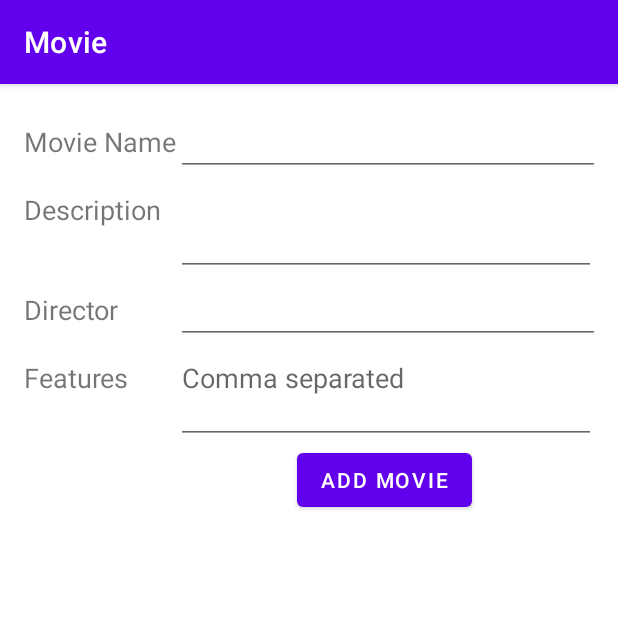
After one commit to Drobarov12/mpip, an Android app: the fragment AddNewMovieFragment placed in its activity, on a phone screen of 412 x 824 dp, the top half of it. The commit adds this screen. Run offline under Robolectric (Android 15) with nearby library versions, the phone set to English and light mode, and no system bars.

Commit message:
fragments + vm logic

```diff
--- a/LAB2_196124/app/src/main/java/com/example/movie/MainActivity.kt
+++ b/LAB2_196124/app/src/main/java/com/example/movie/MainActivity.kt
@@ -2,10 +2,24 @@ package com.example.movie
 
 import androidx.appcompat.app.AppCompatActivity
 import android.os.Bundle
+import androidx.fragment.app.commit
+import androidx.lifecycle.ViewModelProvider
+import com.example.movie.fragments.MovieListFragment
+import com.example.movie.viewModels.MovieViewModel
 
 class MainActivity : AppCompatActivity() {
+    private lateinit var viewModel: MovieViewModel
     override fun onCreate(savedInstanceState: Bundle?) {
         super.onCreate(savedInstanceState)
         setContentView(R.layout.activity_main)
+        viewModel = ViewModelProvider(this).get(MovieViewModel::class.java)
+
+        if(savedInstanceState == null){
+            supportFragmentManager.commit {
+                replace(R.id.fragment_container_view, MovieListFragment())
+                setReorderingAllowed(true)
+//                addToBackStack(null)
+            }
+        }
     }
 }
--- /dev/null
+++ b/LAB2_196124/app/src/main/java/com/example/movie/MovieAdapter.kt
@@ -0,0 +1,39 @@
+package com.example.movie
+
+import android.view.LayoutInflater
+import android.view.View
+import android.view.ViewGroup
+import android.widget.TextView
+import androidx.recyclerview.widget.RecyclerView
+import com.example.movie.models.Movie
+
+class MovieAdapter(private val movies: MutableList<Movie>, private val clickListener: (Movie) -> Unit) : RecyclerView.Adapter<MovieAdapter.FilmViewHolder>() {
+
+    private var _movies: MutableList<Movie> = movies
+    class FilmViewHolder(view: View) : RecyclerView.ViewHolder(view) {
+        val idTextView: TextView = view.findViewById(R.id.idTextView)
+        val nameTextView: TextView = view.findViewById(R.id.nameTextView)
+        val directorTextView: TextView = view.findViewById(R.id.directorTextView)
+    }
+
+    fun updateMovies(newFilms: MutableList<Movie>) {
+        _movies = newFilms
+        notifyDataSetChanged()
+    }
+
+    override fun onCreateViewHolder(parent: ViewGroup, viewType: Int): FilmViewHolder {
+        val view = LayoutInflater.from(parent.context)
+            .inflate(R.layout.movie_item, parent, false)
+        return FilmViewHolder(view)
+    }
+
+    override fun onBindViewHolder(holder: FilmViewHolder, position: Int) {
+        val movie = _movies[position]
+        holder.idTextView.text = movie.id.toString()
+        holder.nameTextView.text = movie.name
+        holder.directorTextView.text = movie.director
+        holder.itemView.setOnClickListener { clickListener(movie) }
+    }
+
+    override fun getItemCount() = movies.size
+}
--- /dev/null
+++ b/LAB2_196124/app/src/main/java/com/example/movie/fragments/AddNewMovieFragment.kt
@@ -0,0 +1,55 @@
+package com.example.movie.fragments
+
+import android.os.Bundle
+import androidx.fragment.app.Fragment
+import android.view.LayoutInflater
+import android.view.View
+import android.view.ViewGroup
+import android.widget.Button
+import android.widget.EditText
+import androidx.fragment.app.commit
+import androidx.lifecycle.ViewModelProvider
+import com.example.movie.R
+import com.example.movie.models.Movie
+import com.example.movie.viewModels.MovieViewModel
+
+
+class AddNewMovieFragment : Fragment(R.layout.fragment_add_new_movie) {
+
+//    override fun onCreate(savedInstanceState: Bundle?) {
+//        super.onCreate(savedInstanceState)
+//
+//    }
+//
+//    override fun onCreateView(
+//        inflater: LayoutInflater, container: ViewGroup?,
+//        savedInstanceState: Bundle?
+//    ): View? {
+//        // Inflate the layout for this fragment
+//        return inflater.inflate(, container, false)
+//    }
+
+    override fun onViewCreated(view: View, savedInstanceState: Bundle?) {
+        super.onViewCreated(view, savedInstanceState)
+        val viewModel = ViewModelProvider(requireActivity()).get(MovieViewModel::class.java)
+        val btnSubmit = view.findViewById<Button>(R.id.btnSubmit)
+
+        btnSubmit.setOnClickListener {
+            val filmName = view.findViewById<EditText>(R.id.editMovieName).text.toString()
+            val description = view.findViewById<EditText>(R.id.editDescription).text.toString()
+            val director = view.findViewById<EditText>(R.id.editDirector).text.toString()
+            val features = view.findViewById<EditText>(R.id.editFeatures).text.toString().split(",")
+
+            val movie = Movie(viewModel.getData().size ,filmName, description, director, features)
+
+            viewModel.addMovie(movie)
+
+            parentFragmentManager.commit {
+                replace(R.id.fragment_container_view, MovieListFragment())
+                setReorderingAllowed(true)
+//                addToBackStack(null)
+            }
+        }
+
+    }
+}
--- /dev/null
+++ b/LAB2_196124/app/src/main/java/com/example/movie/fragments/MovieListFragment.kt
@@ -0,0 +1,63 @@
+package com.example.movie.fragments
+
+import android.os.Bundle
+import androidx.fragment.app.Fragment
+import android.view.View
+import android.widget.Button
+import androidx.fragment.app.activityViewModels
+import androidx.fragment.app.commit
+import androidx.lifecycle.Observer
+import androidx.lifecycle.ViewModelProvider
+import androidx.recyclerview.widget.LinearLayoutManager
+import androidx.recyclerview.widget.RecyclerView
+import com.example.movie.MovieAdapter
+import com.example.movie.R
+import com.example.movie.models.Movie
+import com.example.movie.viewModels.MovieViewModel
+
+class MovieListFragment : Fragment(R.layout.fragment_movie_list) {
+    private lateinit var btnAddMovie: Button
+
+    private lateinit var viewModel: MovieViewModel
+//    override fun onCreate(savedInstanceState: Bundle?) {
+//        super.onCreate(savedInstanceState)
+//    }
+
+//    override fun onCreateView(
+//        inflater: LayoutInflater, container: ViewGroup?,
+//        savedInstanceState: Bundle?
+//    ): View? {
+//    }
+
+    override fun onViewCreated(view: View, savedInstanceState: Bundle?) {
+        super.onViewCreated(view, savedInstanceState)
+        viewModel = ViewModelProvider(requireActivity()).get(MovieViewModel::class.java)
+        val recyclerView = view.findViewById<RecyclerView>(R.id.moviesRecyclerView)
+        recyclerView.layoutManager = LinearLayoutManager(context)
+        val adapter = MovieAdapter(viewModel.getData()){movie ->
+            onMovieClicked(movie)
+        }
+        recyclerView.adapter = adapter
+
+        viewModel.movies.observe(viewLifecycleOwner) {
+            adapter.updateMovies(it)
+        }
+
+        btnAddMovie = view.findViewById(R.id.btnAddMovie)
+        btnAddMovie.setOnClickListener {
+            parentFragmentManager.commit {
+                replace(R.id.fragment_container_view, AddNewMovieFragment())
+                setReorderingAllowed(true)
+                addToBackStack(null)
+            }
+        }
+    }
+
+    private fun onMovieClicked(movie: Movie) {
+        parentFragmentManager.commit {
+                replace(R.id.fragment_container_view, MovieDetailsFragment(movie))
+                setReorderingAllowed(true)
+                addToBackStack(null)
+            }
+    }
+}
--- /dev/null
+++ b/LAB2_196124/app/src/main/java/com/example/movie/viewModels/MovieViewModel.kt
@@ -0,0 +1,24 @@
+package com.example.movie.viewModels
+
+import androidx.lifecycle.LiveData
+import androidx.lifecycle.MutableLiveData
+import androidx.lifecycle.ViewModel
+import com.example.movie.models.Movie
+import com.example.movie.models.getAll
+
+class MovieViewModel : ViewModel() {
+    private val _movies = MutableLiveData<MutableList<Movie>>()
+    val movies: LiveData<MutableList<Movie>> = _movies
+    private var data: MutableList<Movie> = getAll() as MutableList<Movie>
+
+    fun getData() = data
+
+    fun setData(movies :MutableList<Movie>){
+        data = movies
+    }
+
+    fun addMovie(movie: Movie){
+        data.add(movie)
+        _movies.value = data
+    }
+}
--- a/LAB2_196124/app/src/main/res/layout/activity_main.xml
+++ b/LAB2_196124/app/src/main/res/layout/activity_main.xml
@@ -6,13 +6,10 @@
     android:layout_height="match_parent"
     tools:context=".MainActivity">
 
-    <TextView
-        android:layout_width="wrap_content"
-        android:layout_height="wrap_content"
-        android:text="Hello World!"
-        app:layout_constraintBottom_toBottomOf="parent"
-        app:layout_constraintEnd_toEndOf="parent"
-        app:layout_constraintStart_toStartOf="parent"
-        app:layout_constraintTop_toTopOf="parent" />
+    <androidx.fragment.app.FragmentContainerView
+        android:id="@+id/fragment_container_view"
+        android:layout_width="match_parent"
+        android:layout_height="match_parent">
 
+    </androidx.fragment.app.FragmentContainerView>
 </androidx.constraintlayout.widget.ConstraintLayout>
--- /dev/null
+++ b/LAB2_196124/app/src/main/res/layout/fragment_add_new_movie.xml
@@ -0,0 +1,87 @@
+<?xml version="1.0" encoding="utf-8"?>
+<FrameLayout xmlns:android="http://schemas.android.com/apk/res/android"
+    xmlns:tools="http://schemas.android.com/tools"
+    android:layout_width="match_parent"
+    android:layout_height="match_parent"
+    tools:context=".fragments.AddNewMovieFragment">
+
+    <GridLayout
+        android:layout_width="match_parent"
+        android:layout_height="wrap_content"
+        android:columnCount="2"
+        android:padding="16dp"
+        android:rowCount="5">
+
+        <!-- Film Name -->
+        <TextView
+            android:layout_width="wrap_content"
+            android:layout_height="wrap_content"
+            android:text="Movie Name"
+            android:textSize="18sp"/>
+        <EditText
+            android:id="@+id/editMovieName"
+            android:layout_width="match_parent"
+            android:layout_height="wrap_content"
+            android:layout_weight="1"
+            android:textSize="18sp"/>
+
+        <!-- Description -->
+        <TextView
+            android:layout_width="wrap_content"
+            android:layout_height="wrap_content"
+            android:text="Description"
+            android:textSize="18sp"/>
+
+        <EditText
+            android:id="@+id/editDescription"
+            android:layout_width="280dp"
+            android:layout_height="wrap_content"
+            android:layout_weight="1"
+            android:gravity="top|start"
+            android:inputType="textMultiLine"
+            android:maxLines="5"
+            android:minLines="2"
+            android:scrollbars="vertical" />
+
+        <!-- Director -->
+        <TextView
+            android:layout_width="wrap_content"
+            android:layout_height="wrap_content"
+            android:text="Director"
+            android:textSize="18sp"/>
+        <EditText
+            android:id="@+id/editDirector"
+            android:layout_width="match_parent"
+            android:layout_height="wrap_content"
+            android:layout_weight="1"
+            android:textSize="18sp"/>
+
+        <!-- Features -->
+        <TextView
+            android:layout_width="wrap_content"
+            android:layout_height="wrap_content"
+            android:text="Features"
+            android:textSize="18sp"/>
+        <EditText
+            android:id="@+id/editFeatures"
+            android:layout_width="280dp"
+            android:layout_height="wrap_content"
+            android:layout_weight="1"
+            android:hint="Comma separated"
+            android:gravity="top|start"
+            android:inputType="textMultiLine"
+            android:maxLines="5"
+            android:minLines="2"
+            android:scrollbars="vertical"/>
+
+        <!-- Submit Button -->
+        <Button
+            android:id="@+id/btnSubmit"
+            android:layout_width="wrap_content"
+            android:layout_height="wrap_content"
+            android:text="Add Movie"
+            android:layout_columnSpan="2"
+            android:layout_gravity="center" />
+    </GridLayout>
+
+</FrameLayout>
--- a/LAB2_196124/app/src/main/res/values/strings.xml
+++ b/LAB2_196124/app/src/main/res/values/strings.xml
@@ -1,3 +1,7 @@
 <resources>
     <string name="app_name">Movie</string>
+    <!-- TODO: Remove or change this placeholder text -->
+    <string name="hello_blank_fragment">Hello blank fragment</string>
+    <string name="hello_form_details_fragment">Hello from details fragment</string>
+    <string name="moviews_list_fragment">Movies list fragment</string>
 </resources>
```
Also changed, not shown: LAB2_196124/app/build.gradle (+9 -2 lines), LAB2_196124/app/src/main/java/com/example/movie/fragments/MovieDetailsFragment.kt (added, +48 -0 lines), LAB2_196124/app/src/main/res/layout/fragment_movie_details.xml (added, +78 -0 lines), LAB2_196124/app/src/main/res/layout/fragment_movie_list.xml (added, +34 -0 lines), LAB2_196124/app/src/main/res/layout/movie_item.xml (added, +38 -0 lines).
